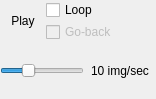
Above: starviewer/src/core/qcinecontrollerbase.ui from starviewer-medical/starviewer before the change. Below: the same form after it.
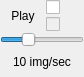
That is the form after the change. Icons and pictures are not drawn.

```diff
--- a/starviewer/src/core/qcinecontrollerbase.ui
+++ b/starviewer/src/core/qcinecontrollerbase.ui
@@ -5,8 +5,8 @@
    <rect>
     <x>0</x>
     <y>0</y>
-    <width>156</width>
-    <height>99</height>
+    <width>84</width>
+    <height>77</height>
    </rect>
   </property>
   <property name="windowTitle" >
@@ -66,7 +66,7 @@
        <item>
         <widget class="QCheckBox" name="m_loopCheckBox" >
          <property name="text" >
-          <string>Loop</string>
+          <string/>
          </property>
          <property name="icon" >
           <iconset resource="../main/main.qrc" >:/images/repeat.png</iconset>
@@ -79,7 +79,7 @@
           <bool>false</bool>
          </property>
          <property name="text" >
-          <string>Go-back</string>
+          <string/>
          </property>
          <property name="icon" >
           <iconset resource="../main/main.qrc" >:/images/boomerang.png</iconset>
@@ -91,14 +91,6 @@
     </layout>
    </item>
    <item>
-    <layout class="QHBoxLayout" >
-     <property name="margin" >
-      <number>0</number>
-     </property>
-     <property name="spacing" >
-      <number>0</number>
-     </property>
-     <item>
       <widget class="QSlider" name="m_velocityControl" >
        <property name="sizePolicy" >
         <sizepolicy>
@@ -145,8 +137,6 @@
         <set>Qt::AlignCenter</set>
        </property>
       </widget>
-     </item>
-    </layout>
    </item>
   </layout>
  </widget>
```
Lines whose indentation alone changed are shown as unchanged.
